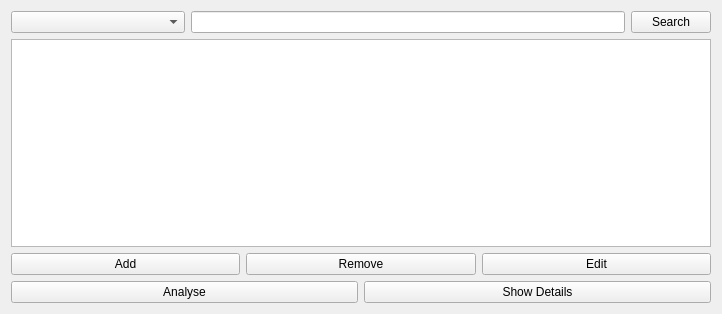
Old version of the form fr-database-app/ui/EntryProperty.ui in the repository rrfremen/fr-database-app.
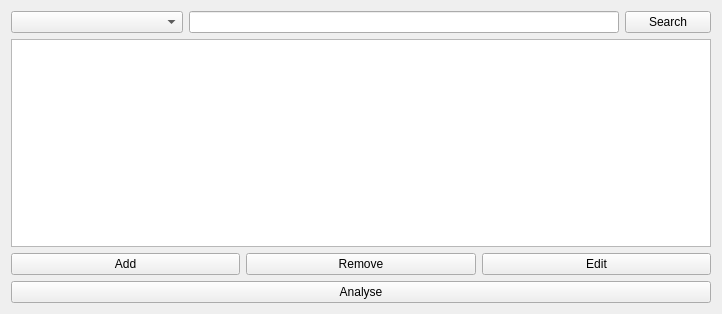
New version of the form.

Commit message: feat: connect and display Uis of EntryBuyer and EntryProperty to MainWindow

Patch:
```diff
--- a/fr-database-app/ui/EntryProperty.ui
+++ b/fr-database-app/ui/EntryProperty.ui
@@ -43,6 +43,12 @@
        </item>
        <item>
         <widget class="QPushButton" name="pushButton_search">
+         <property name="sizePolicy">
+          <sizepolicy hsizetype="Minimum" vsizetype="Fixed">
+           <horstretch>1</horstretch>
+           <verstretch>0</verstretch>
+          </sizepolicy>
+         </property>
          <property name="text">
           <string>Search</string>
          </property>
@@ -79,24 +85,13 @@
       </layout>
      </item>
      <item>
-      <layout class="QHBoxLayout" name="horizontalLayout_3">
-       <item>
-        <layout class="QHBoxLayout" name="horizontalLayout_4">
+      <layout class="QHBoxLayout" name="horizontalLayout_extra">
          <item>
           <widget class="QPushButton" name="pushButton_analyse">
            <property name="text">
             <string>Analyse</string>
            </property>
           </widget>
-         </item>
-         <item>
-          <widget class="QPushButton" name="pushButton_showDetails">
-           <property name="text">
-            <string>Show Details</string>
-           </property>
-          </widget>
-         </item>
-        </layout>
        </item>
       </layout>
      </item>
```
Left out of the diff: 10 changed lines with no effect on the pictures. Lines whose indentation alone changed are shown as unchanged. The commit also changes 10 other files.
